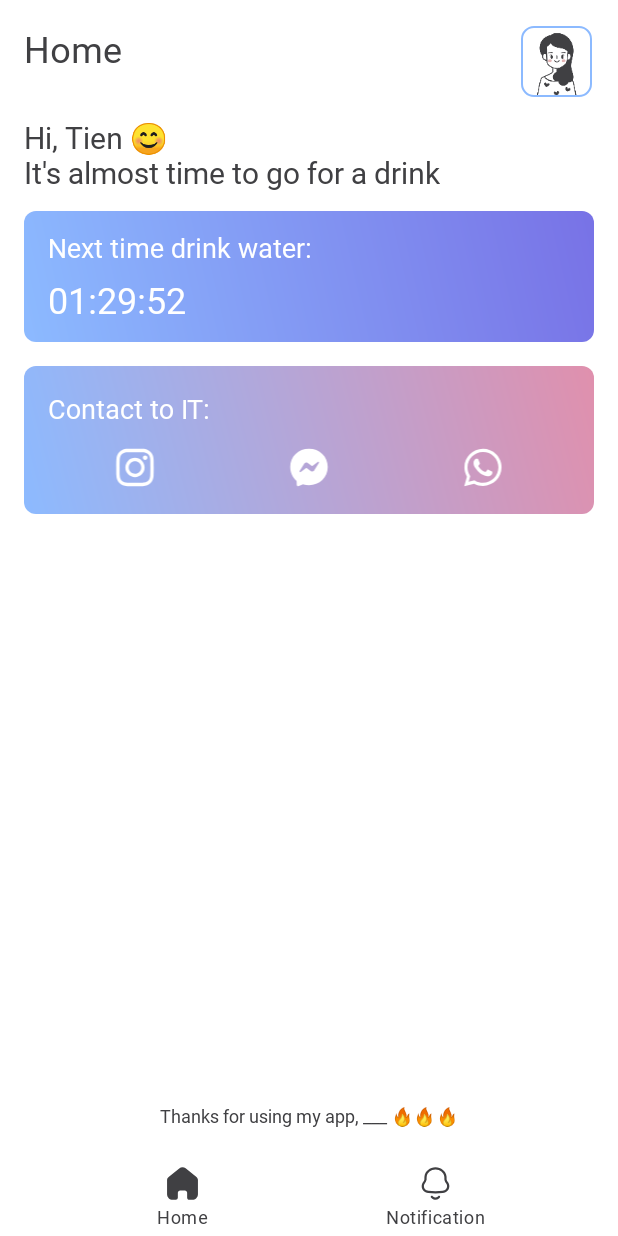
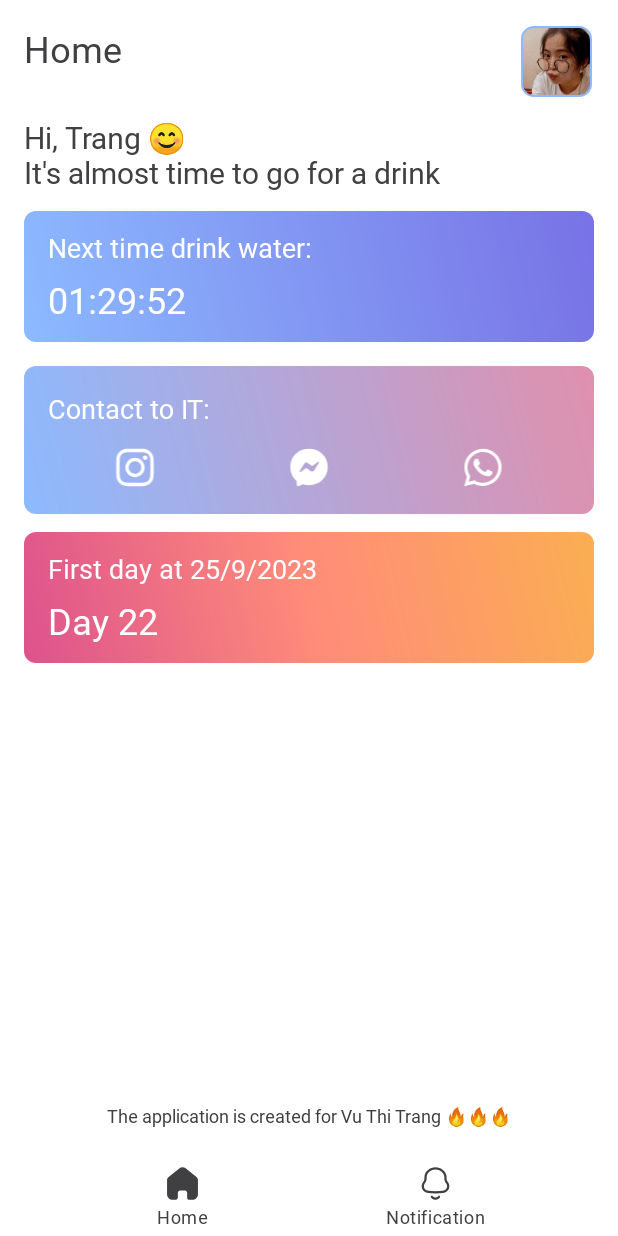
Before and after one commit to tienlsd123/android_remind_drink_water, an Android app: the screen it shows after launch (MainActivity), on a phone screen of 412 x 824 dp. Run offline under Robolectric (Android 15) with nearby library versions, the phone set to English and light mode, and no system bars; our stand-ins replace Dagger/Hilt's generated code, data binding; pictures from the network do not load; 1 statement that could not run was skipped.

Commit message:
finish ver 1.0.0

```diff
--- a/app/src/main/java/com/bxt/reminddrinkwater/ui/home/HomeFragment.kt
+++ b/app/src/main/java/com/bxt/reminddrinkwater/ui/home/HomeFragment.kt
@@ -18,6 +18,8 @@ import com.bxt.reminddrinkwater.databinding.FragmentHomeBinding
 import dagger.hilt.android.AndroidEntryPoint
 import kotlinx.coroutines.flow.collectLatest
 import kotlinx.coroutines.launch
+import java.util.Calendar
+import java.util.concurrent.TimeUnit
 
 @AndroidEntryPoint
 class HomeFragment : Fragment() {
@@ -40,6 +42,13 @@ class HomeFragment : Fragment() {
         setupTextCountDown()
         setupLoadAvatar()
         setupCardContact()
+        setupSinceDays()
+    }
+
+    private fun setupSinceDays() {
+        val timeInMs = Calendar.getInstance().timeInMillis - DAY_STARTED
+        val days = TimeUnit.MILLISECONDS.toDays(timeInMs)
+        binding.tvSinceDays.text = "Day $days"
     }
 
     private fun setupTextCountDown() {
@@ -80,7 +89,7 @@ class HomeFragment : Fragment() {
     }
 
     private fun setupLoadAvatar() {
-        binding.imvAvatar.load(R.drawable.avatar_demo)
+        binding.imvAvatar.load(R.drawable.img_user)
     }
 
     companion object {
@@ -88,5 +97,6 @@ class HomeFragment : Fragment() {
         fun newInstance() = HomeFragment()
         const val FACEBOOK_ID = 100011190370160
         const val PHONE_NUMBER = "0886265313"
+        const val DAY_STARTED = 1695574800000
     }
 }
--- a/app/src/main/java/com/bxt/reminddrinkwater/ui/home/HomeViewModel.kt
+++ b/app/src/main/java/com/bxt/reminddrinkwater/ui/home/HomeViewModel.kt
@@ -15,7 +15,7 @@ import javax.inject.Inject
 @HiltViewModel
 class HomeViewModel @Inject constructor(countDownTimeUseCase: CountDownTimeUseCase) : ViewModel() {
 
-    private val _userName: MutableLiveData<String> = MutableLiveData<String>("Tien")
+    private val _userName: MutableLiveData<String> = MutableLiveData<String>("Trang")
     val userName: LiveData<String> = _userName
 
     val countDownTimeFlow: Flow<String> = countDownTimeUseCase()
--- /dev/null
+++ b/app/src/main/res/drawable/bg_card_gradient_3.xml
@@ -0,0 +1,10 @@
+<?xml version="1.0" encoding="utf-8"?>
+<shape xmlns:android="http://schemas.android.com/apk/res/android">
+    <corners android:radius="@dimen/corner_card" />
+    <gradient
+        android:angle="45"
+        android:endColor="#fbae52"
+        android:startColor="#dd528d"
+        android:centerColor="#ff8c79"
+        android:type="linear" />
+</shape>
--- a/app/src/main/res/layout/fragment_home.xml
+++ b/app/src/main/res/layout/fragment_home.xml
@@ -26,13 +26,13 @@
             app:layout_constraintStart_toStartOf="parent"
             app:layout_constraintTop_toTopOf="parent" />
 
-
         <com.google.android.material.imageview.ShapeableImageView
             android:id="@+id/imvAvatar"
             android:layout_width="50dp"
             android:layout_height="50dp"
             android:layout_marginEnd="16dp"
             android:padding="2dp"
+            android:scaleType="centerCrop"
             app:layout_constraintEnd_toEndOf="parent"
             app:layout_constraintTop_toTopOf="@id/titleToolbar"
             app:shapeAppearanceOverlay="@style/RounderCorner"
@@ -132,6 +132,38 @@
             </LinearLayout>
         </LinearLayout>
 
+        <LinearLayout
+            android:id="@+id/cardSinceDays"
+            android:layout_width="match_parent"
+            android:layout_height="wrap_content"
+            app:layout_constraintTop_toBottomOf="@id/cardContact"
+            app:layout_constraintStart_toStartOf="parent"
+            android:orientation="vertical"
+            android:layout_marginTop="12dp"
+            android:gravity="center_vertical"
+            android:paddingVertical="12dp"
+            android:paddingHorizontal="16dp"
+            android:background="@drawable/bg_card_gradient_3"
+            android:layout_marginHorizontal="16dp"
+            app:cardCornerRadius="@dimen/corner_card">
+
+            <androidx.appcompat.widget.AppCompatTextView
+                android:layout_width="wrap_content"
+                android:layout_height="wrap_content"
+                android:textColor="@color/white"
+                android:textSize="18sp"
+                android:text="@string/first_day_at_25_9_2023"/>
+
+            <androidx.appcompat.widget.AppCompatTextView
+                android:id="@+id/tvSinceDays"
+                android:layout_width="wrap_content"
+                android:layout_height="wrap_content"
+                android:textColor="@color/white"
+                android:layout_marginTop="6dp"
+                android:textSize="24sp"
+                android:fontFamily="@font/roboto_medium"/>
+        </LinearLayout>
+
         <androidx.appcompat.widget.AppCompatTextView
             android:layout_width="wrap_content"
             android:layout_height="wrap_content"
@@ -142,7 +174,6 @@
             android:text="@string/thanks"
             android:textSize="12sp"/>
 
-
     </androidx.constraintlayout.widget.ConstraintLayout>
 
 </layout>
--- a/app/src/main/res/menu/menu_main.xml
+++ b/app/src/main/res/menu/menu_main.xml
@@ -1,5 +1,6 @@
 <?xml version="1.0" encoding="utf-8"?>
-<menu xmlns:android="http://schemas.android.com/apk/res/android">
+<menu xmlns:android="http://schemas.android.com/apk/res/android"
+    xmlns:app="http://schemas.android.com/apk/res-auto">
     <item android:id="@+id/item_home" android:icon="@drawable/select_ic_home" android:title="@string/home"/>
     <item android:id="@+id/item_notification" android:icon="@drawable/select_ic_notification" android:title="@string/notification"/>
 </menu>
--- a/app/src/main/res/values/strings.xml
+++ b/app/src/main/res/values/strings.xml
@@ -5,6 +5,7 @@
     <string name="greeting_demo">Hi, %s 😊\nIt\'s almost time to go for a drink</string>
     <string name="next_time_drink_water">Next time drink water:</string>
     <string name="contact_to_it">Contact to IT:</string>
-    <string name="thanks">Thanks for using my app, ___ 🔥🔥🔥</string>
+    <string name="thanks">The application is created for Vu Thi Trang 🔥🔥🔥</string>
+    <string name="first_day_at_25_9_2023">First day at 25/9/2023</string>
 
 </resources>
```
Also changed, not shown: app/src/main/res/drawable/img_user.jpg (added).
